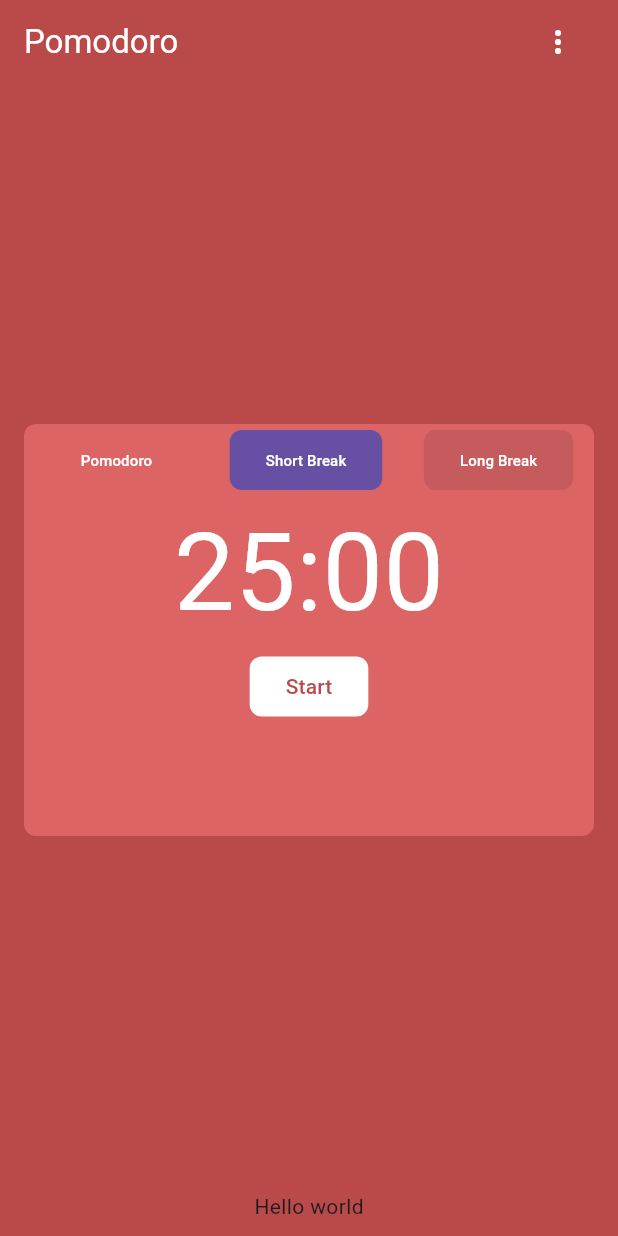
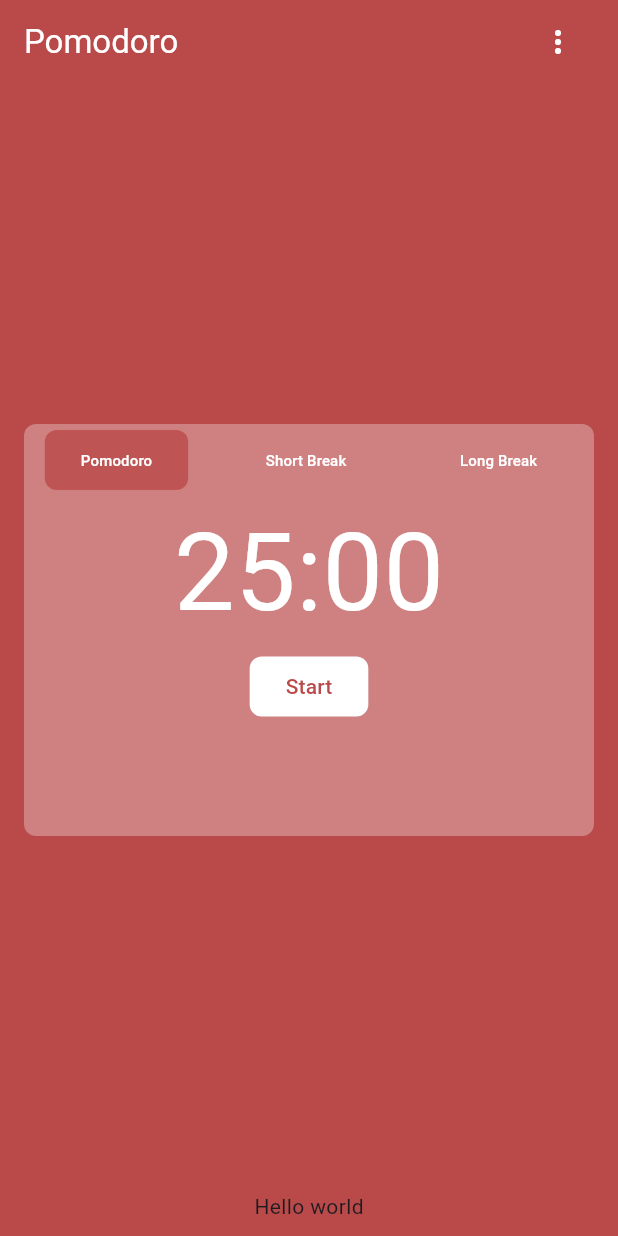
Before and after one commit to mfdpdev/pomodoro-app, a Flutter app: the screen it shows after launch, on a phone screen of 412 x 824 dp. Run offline on Flutter 3.47's test engine with Material 3 defaults, Android fonts, the phone set to English and light mode, and no system bars.

Commit message:
feat: Implementation of key display changes when buttons are on or off

```diff
--- a/lib/main.dart
+++ b/lib/main.dart
@@ -72,7 +72,7 @@ class _HomeState extends State<Home> {
                       padding: EdgeInsets.all(16.0),
                       child: Container(
                         decoration: BoxDecoration(
-                          color: CustomColors.p,
+                          color: Colors.white.withOpacity(0.3),
                           borderRadius: BorderRadius.circular(8.0), // Mengatur radius sudut
                         ),
                         width: double.infinity,
@@ -89,7 +89,7 @@ class _HomeState extends State<Home> {
                                     });
                                   },
                                   style: ButtonStyle(
-                                    backgroundColor: MaterialStateProperty.all(Colors.transparent),
+                                    backgroundColor: MaterialStateProperty.all(bg == CustomColors.primary ? CustomColors.primary.withOpacity(0.8) : Colors.transparent),
                                     shape: MaterialStateProperty.all(
                                       RoundedRectangleBorder(
                                         borderRadius: BorderRadius.circular(8.0)
@@ -110,6 +110,7 @@ class _HomeState extends State<Home> {
                                     });
                                   },
                                   style: ButtonStyle(
+                                    backgroundColor: MaterialStateProperty.all(bg == CustomColors.secondary ? CustomColors.secondary.withOpacity(0.8) : Colors.transparent),
                                     shape: MaterialStateProperty.all(
                                       RoundedRectangleBorder(
                                         borderRadius: BorderRadius.circular(8.0)
@@ -124,8 +125,13 @@ class _HomeState extends State<Home> {
                                   )
                                 ),
                                 FilledButton(
-                                  onPressed: null,
+                                  onPressed: (){
+                                    setState((){
+                                      bg = CustomColors.accent;
+                                    });
+                                  },
                                   style: ButtonStyle(
+                                    backgroundColor: MaterialStateProperty.all(bg == CustomColors.accent ? CustomColors.accent.withOpacity(0.8) : Colors.transparent),
                                     shape: MaterialStateProperty.all(
                                       RoundedRectangleBorder(
                                         borderRadius: BorderRadius.circular(8.0)
@@ -158,10 +164,10 @@ class _HomeState extends State<Home> {
                                   )
                                 )
                               ),
-                              child: const Text('Start',
+                              child: Text('Start',
                                 style: TextStyle(
                                   // fontSize: 10.0,
-                                  color: CustomColors.primary,
+                                  color: bg,
                                 )
                               )
                             )
--- a/lib/widgets/custom_colors.dart
+++ b/lib/widgets/custom_colors.dart
@@ -10,8 +10,4 @@ class CustomColors {
   static const Color primary = Color(0xFFBA4949); // rgb(186, 73, 73)
   static const Color secondary = Color(0xFF38858A); // rgb(56, 133, 138)
   static const Color accent = Color(0xFF397097); // rgb(57, 112, 151)
-
-  static const Color p = Color(0xFFDC6464); // Lebih cerah dari rgb(186, 73, 73)
-  static const Color s = Color(0xFF5AA0A5); // Lebih cerah dari rgb(56, 133, 138)
-  static const Color a = Color(0xFF508CB4); // Lebih cerah dari rgb(57, 112, 151)
 }
```
